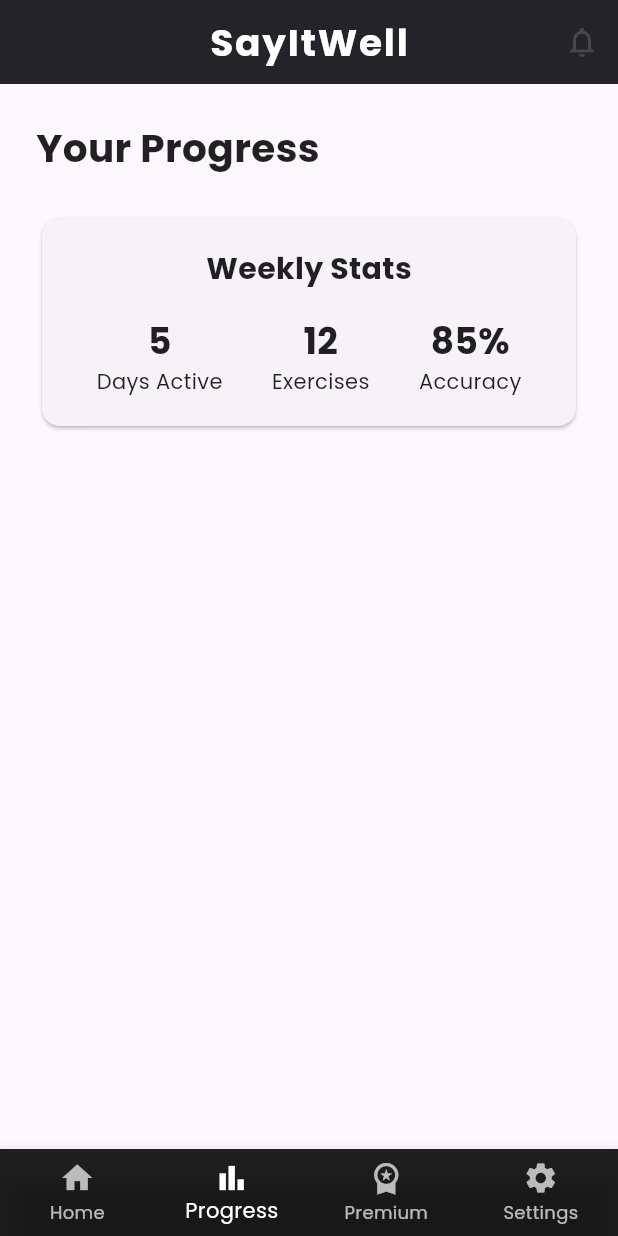
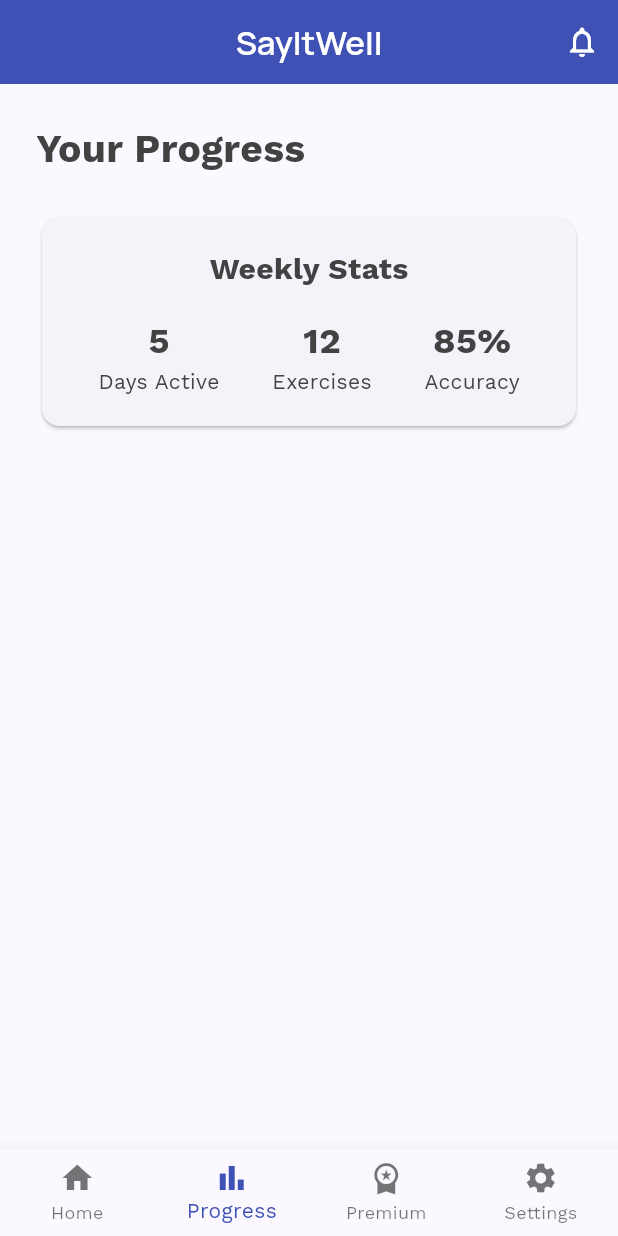
Before and after one commit to VinnyBui/SayItWell, a Flutter app: the screen it shows after launch, item 2 of the bottom bar chosen, on a phone screen of 412 x 824 dp. Run offline on Flutter 3.47's test engine with Material 3 defaults, Android fonts, the light colour scheme and no system bars; our stand-ins replace animated_splash_screen, google_fonts, lottie.

Commit message:
add theme for font and color size

```diff
--- a/lib/main.dart
+++ b/lib/main.dart
@@ -14,95 +14,95 @@
     return MaterialApp(
       title: 'SayItWell',
       theme: ThemeData(
-        highlightColor: Colors.transparent,
-        splashColor: Colors.transparent,
-        // Text Theme using Google Fonts
-        textTheme: GoogleFonts.poppinsTextTheme(
+        colorScheme: ColorScheme.fromSeed(
+          seedColor: const Color(0xFF3F51B5),
+          brightness: Brightness.light,
+        ).copyWith(
+          primary: const Color(0xFF3F51B5),
+          secondary: const Color(0xFFFF9800),
+          onSurface: const Color(0xFF1A1A1A),
+        ),
+
+        textTheme: GoogleFonts.manropeTextTheme(
           Theme.of(context).textTheme,
         ).copyWith(
-          // Display styles (large text)
-          displayLarge: GoogleFonts.poppins(
+          // Headings: Manrope (clean, modern, great for entire UI)
+          displayLarge: GoogleFonts.manrope(
             fontSize: 32,
             fontWeight: FontWeight.bold,
-            color: Colors.black87,
+            color: const Color(0xFF1A1A1A),
           ),
-          displayMedium: GoogleFonts.poppins(
+          displayMedium: GoogleFonts.manrope(
             fontSize: 28,
             fontWeight: FontWeight.w600,
-            color: Colors.black87,
+            color: const Color(0xFF1A1A1A),
           ),
-          displaySmall: GoogleFonts.poppins(
+          displaySmall: GoogleFonts.manrope(
             fontSize: 24,
             fontWeight: FontWeight.w600,
-            color: Colors.black87,
+            color: const Color(0xFF1A1A1A),
+          ),
+          headlineLarge: GoogleFonts.manrope(
+            fontSize: 22,
+            fontWeight: FontWeight.w600,
+            color: const Color(0xFF1A1A1A),
+          ),
+          headlineMedium: GoogleFonts.manrope(
+            fontSize: 20,
+            fontWeight: FontWeight.w500,
+            color: const Color(0xFF1A1A1A),
+          ),
+          headlineSmall: GoogleFonts.manrope(
+            fontSize: 18,
+            fontWeight: FontWeight.w500,
+            color: const Color(0xFF1A1A1A),
+          ),
+          titleLarge: GoogleFonts.manrope(
+            fontSize: 16,
+            fontWeight: FontWeight.w500,
+            color: const Color(0xFF1A1A1A),
+          ),
+          titleMedium: GoogleFonts.manrope(
+            fontSize: 14,
+            fontWeight: FontWeight.w500,
+            color: const Color(0xFF1A1A1A),
+          ),
+          titleSmall: GoogleFonts.manrope(
+            fontSize: 12,
+            fontWeight: FontWeight.w500,
+            color: const Color(0xFF1A1A1A),
           ),
 
-          // Headline styles
-          headlineLarge: GoogleFonts.poppins(
-            fontSize: 22,
-            fontWeight: FontWeight.w600,
-            color: Colors.black87,
+          // Body: Work Sans (light and open, good for minimal design)
+          bodyLarge: GoogleFonts.workSans(
+            fontSize: 16,
+            fontWeight: FontWeight.normal,
+            color: const Color(0xFF424242),
           ),
-          headlineMedium: GoogleFonts.poppins(
-            fontSize: 20,
-            fontWeight: FontWeight.w500,
-            color: Colors.black87,
+          bodyMedium: GoogleFonts.workSans(
+            fontSize: 14,
+            fontWeight: FontWeight.normal,
+            color: const Color(0xFF424242),
           ),
-          headlineSmall: GoogleFonts.poppins(
-            fontSize: 18,
-            fontWeight: FontWeight.w500,
-            color: Colors.black87,
+          bodySmall: GoogleFonts.workSans(
+            fontSize: 12,
+            fontWeight: FontWeight.normal,
+            color: const Color(0xFF757575),
           ),
-
-          // Title styles
-          titleLarge: GoogleFonts.poppins(
-            fontSize: 16,
-            fontWeight: FontWeight.w500,
-            color: Colors.black87,
-          ),
-          titleMedium: GoogleFonts.poppins(
+          labelLarge: GoogleFonts.workSans(
             fontSize: 14,
             fontWeight: FontWeight.w500,
-            color: Colors.black87,
+            color: const Color(0xFF1A1A1A),
           ),
-          titleSmall: GoogleFonts.poppins(
+          labelMedium: GoogleFonts.workSans(
             fontSize: 12,
             fontWeight: FontWeight.w500,
-            color: Colors.black87,
+            color: const Color(0xFF1A1A1A),
           ),
-
-          // Body styles
-          bodyLarge: GoogleFonts.poppins(
-            fontSize: 16,
-            fontWeight: FontWeight.normal,
-            color: Colors.black87,
-          ),
-          bodyMedium: GoogleFonts.poppins(
-            fontSize: 14,
-            fontWeight: FontWeight.normal,
-            color: Colors.black87,
-          ),
-          bodySmall: GoogleFonts.poppins(
-            fontSize: 12,
-            fontWeight: FontWeight.normal,
-            color: Colors.black54,
-          ),
-
-          // Label styles
-          labelLarge: GoogleFonts.poppins(
-            fontSize: 14,
-            fontWeight: FontWeight.w500,
-            color: Colors.black87,
-          ),
-          labelMedium: GoogleFonts.poppins(
-            fontSize: 12,
-            fontWeight: FontWeight.w500,
-            color: Colors.black87,
-          ),
-          labelSmall: GoogleFonts.poppins(
+          labelSmall: GoogleFonts.workSans(
             fontSize: 10,
             fontWeight: FontWeight.w500,
-            color: Colors.black54,
+            color: const Color(0xFF757575),
           ),
         ),
       ),
--- a/lib/screens/home_screen.dart
+++ b/lib/screens/home_screen.dart
@@ -25,23 +25,22 @@
 
   @override
   Widget build(BuildContext context) {
+    final colorScheme = Theme.of(context).colorScheme;
+    final textTheme = Theme.of(context).textTheme;
+
     return Scaffold(
       appBar: AppBar(
-        backgroundColor: Colors.black87,
-        title: const Text(
+        backgroundColor: colorScheme.primary,
+        title: Text(
           'SayItWell',
-          style: TextStyle(
-            fontSize: 25,
-            fontWeight: FontWeight.bold,
-            letterSpacing: 1.2,
-            color: Colors.white,
+          style: textTheme.headlineLarge?.copyWith(
+            color: colorScheme.onPrimary,
           ),
         ),
         centerTitle: true,
-        elevation: 1,
         actions: [
           IconButton(
-            icon: const Icon(Icons.notifications_none),
+            icon: Icon(Icons.notifications_none, color: colorScheme.onPrimary),
             tooltip: 'Notifications',
             onPressed: () {
               // TODO: notification action
@@ -51,9 +50,9 @@
       ),
       body: _screens[selectedIndex],
       bottomNavigationBar: BottomNavigationBar(
-        backgroundColor: Colors.black87,
-        selectedItemColor: Colors.white,
-        unselectedItemColor: Colors.white70,
+        backgroundColor: colorScheme.surface,
+        selectedItemColor: colorScheme.primary,
+        unselectedItemColor: colorScheme.onSurface.withOpacity(0.6),
         type: BottomNavigationBarType.fixed,
         currentIndex: selectedIndex,
         onTap: (index) {
@@ -87,14 +86,19 @@
 
   @override
   Widget build(BuildContext context) {
+    final colorScheme = Theme.of(context).colorScheme;
+    final textTheme = Theme.of(context).textTheme;
+
     return SingleChildScrollView(
       padding: const EdgeInsets.all(24.0),
       child: Column(
         crossAxisAlignment: CrossAxisAlignment.stretch,
         children: [
-          const Text(
+          Text(
             "Today's Exercises",
-            style: TextStyle(fontSize: 26, fontWeight: FontWeight.bold),
+            style: textTheme.headlineLarge?.copyWith(
+              color: colorScheme.onSurface,
+            ),
           ),
           const SizedBox(height: 24),
           ExerciseCard(exercise: SampleExercises.exercises[0]),
@@ -102,10 +106,12 @@
           ExerciseCard(exercise: SampleExercises.exercises[2]),
           ExerciseCard(exercise: SampleExercises.exercises[3]),
           const SizedBox(height: 24),
-          const Text(
+          Text(
             "Stay consistent and improve your clarity every day.",
             textAlign: TextAlign.center,
-            style: TextStyle(fontSize: 16, color: Colors.grey),
+            style: textTheme.bodySmall?.copyWith(
+              color: colorScheme.onSurface.withOpacity(0.7),
+            ),
           ),
         ],
       ),
```
